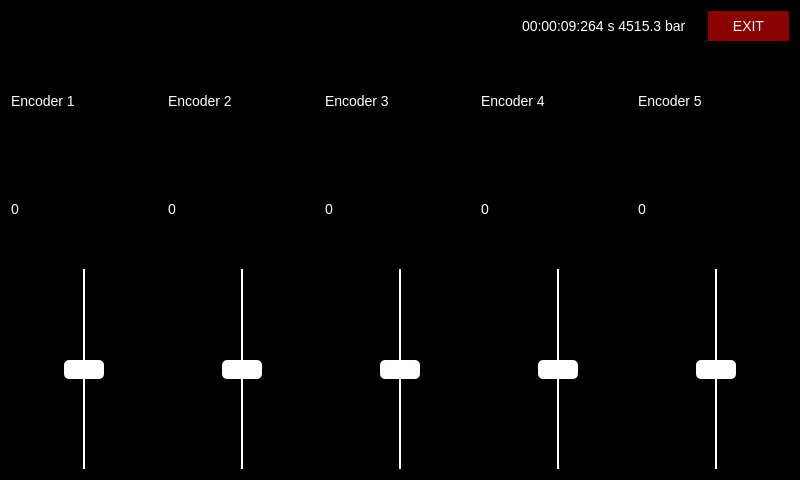
This is src/ui/mainwindow.ui in MrFrangipane/frangitron-raspberry as Qt 5 draws it before an edit. The edited form follows.
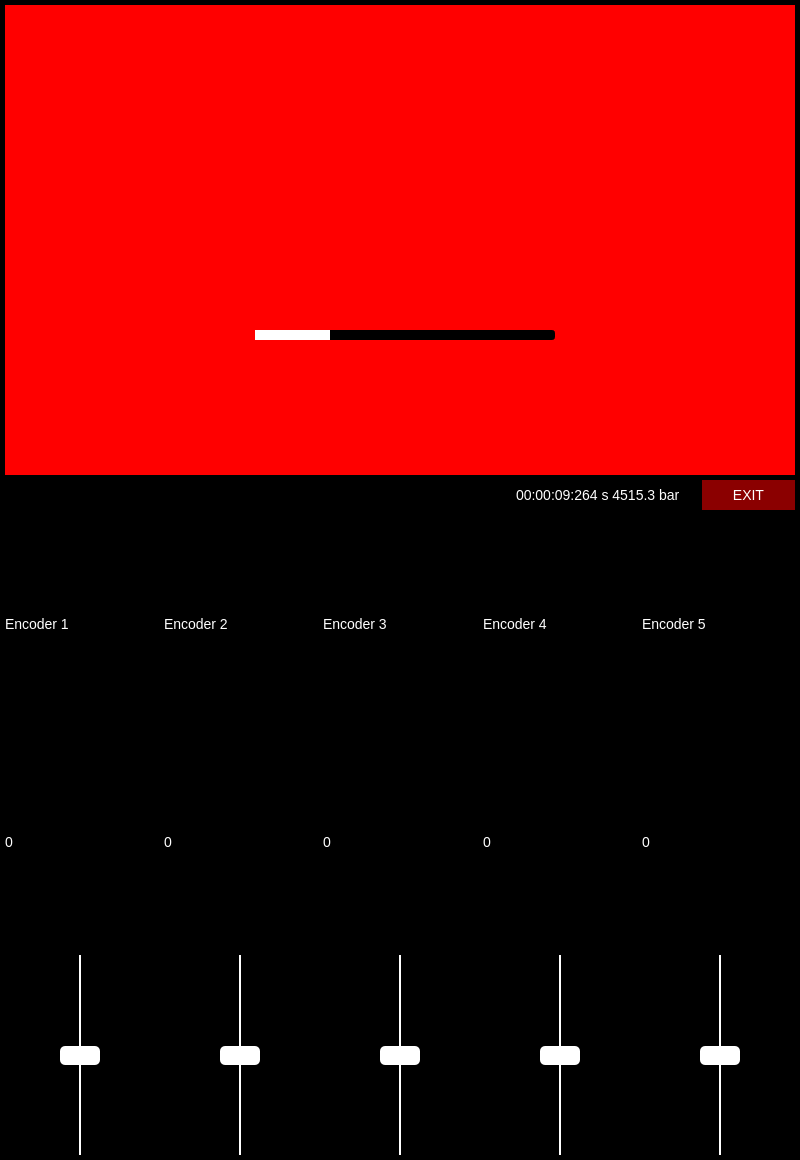
This is the edited form. Icons and pictures are not drawn. Custom widgets are drawn as their Qt base class.

Commit message: test loading screen alignment

Patch:
```diff
--- a/src/ui/mainwindow.ui
+++ b/src/ui/mainwindow.ui
@@ -7,7 +7,7 @@
     <x>0</x>
     <y>0</y>
     <width>800</width>
-    <height>480</height>
+    <height>1160</height>
    </rect>
   </property>
   <property name="windowTitle">
@@ -84,74 +84,91 @@
   <property name="background" stdset="0">
    <bool>true</bool>
   </property>
-  <layout class="QGridLayout" name="gridLayout" rowstretch="50,0,0,0" columnstretch="10,0,0,0">
-   <item row="1" column="0" colspan="4">
-    <layout class="QHBoxLayout" name="layoutInfos" stretch="0,0,0">
-     <item>
-      <widget class="SequencerWidget" name="sequencer" native="true">
-       <property name="sizePolicy">
-        <sizepolicy hsizetype="Preferred" vsizetype="Preferred">
-         <horstretch>0</horstretch>
-         <verstretch>0</verstretch>
-        </sizepolicy>
-       </property>
-       <property name="minimumSize">
-        <size>
-         <width>505</width>
-         <height>0</height>
-        </size>
-       </property>
-      </widget>
-     </item>
-     <item>
-      <widget class="QLabel" name="labelTime">
-       <property name="sizePolicy">
-        <sizepolicy hsizetype="Preferred" vsizetype="Preferred">
-         <horstretch>0</horstretch>
-         <verstretch>0</verstretch>
-        </sizepolicy>
-       </property>
+  <layout class="QGridLayout" name="gridLayout" rowstretch="50,0,0,0,0,0" columnstretch="10">
+   <property name="leftMargin">
+    <number>5</number>
+   </property>
+   <property name="topMargin">
+    <number>5</number>
+   </property>
+   <property name="rightMargin">
+    <number>5</number>
+   </property>
+   <property name="bottomMargin">
+    <number>5</number>
+   </property>
+   <property name="spacing">
+    <number>5</number>
+   </property>
+   <item row="0" column="0">
+    <widget class="QWidget" name="loading" native="true">
        <property name="minimumSize">
         <size>
-         <width>180</width>
-         <height>0</height>
-        </size>
+       <width>790</width>
+       <height>470</height>
+      </size>
+     </property>
+     <widget class="QLabel" name="labelLogo">
+      <property name="geometry">
+       <rect>
+        <x>-5</x>
+        <y>-5</y>
+        <width>800</width>
+        <height>480</height>
+       </rect>
+      </property>
+      <property name="styleSheet">
+       <string notr="true">background: red;</string>
        </property>
        <property name="text">
-        <string>00:00:09:264 s 4515.3 bar</string>
+       <string/>
+      </property>
+      <property name="pixmap">
+       <pixmap resource="../images.qrc">:/images/splash.png</pixmap>
+      </property>
+      <property name="scaledContents">
+       <bool>false</bool>
        </property>
        <property name="alignment">
-        <set>Qt::AlignLeading|Qt::AlignLeft|Qt::AlignVCenter</set>
-       </property>
-      </widget>
-     </item>
-     <item>
-      <widget class="QPushButton" name="exit">
-       <property name="sizePolicy">
-        <sizepolicy hsizetype="Preferred" vsizetype="Fixed">
-         <horstretch>0</horstretch>
-         <verstretch>0</verstretch>
-        </sizepolicy>
+       <set>Qt::AlignCenter</set>
+      </property>
+     </widget>
+     <widget class="QProgressBar" name="progress">
+      <property name="geometry">
+       <rect>
+        <x>250</x>
+        <y>325</y>
+        <width>300</width>
+        <height>10</height>
+       </rect>
        </property>
        <property name="minimumSize">
         <size>
          <width>0</width>
-         <height>30</height>
+        <height>0</height>
         </size>
        </property>
        <property name="styleSheet">
-        <string notr="true">background-color: darkred;
-border: 0px;</string>
-       </property>
-       <property name="text">
-        <string>EXIT</string>
-       </property>
-      </widget>
-     </item>
-    </layout>
-   </item>
-   <item row="3" column="0" colspan="4">
-    <widget class="QWidget" name="widgetDevMode" native="true">
+       <string notr="true">QProgressBar::chunk {
+    background-color: white;
+    width: 1px;
+    margin: 0px;
+}</string>
+      </property>
+      <property name="value">
+       <number>25</number>
+      </property>
+      <property name="alignment">
+       <set>Qt::AlignCenter</set>
+      </property>
+      <property name="format">
+       <string/>
+      </property>
+     </widget>
+    </widget>
+   </item>
+   <item row="5" column="0">
+    <widget class="QWidget" name="devMode" native="true">
      <property name="sizePolicy">
       <sizepolicy hsizetype="Preferred" vsizetype="Fixed">
        <horstretch>0</horstretch>
@@ -272,7 +289,112 @@
      </layout>
     </widget>
    </item>
-   <item row="2" column="0" colspan="4">
+   <item row="2" column="0">
+    <widget class="QWidget" name="patch" native="true">
+     <property name="minimumSize">
+      <size>
+       <width>790</width>
+       <height>470</height>
+      </size>
+     </property>
+     <property name="autoFillBackground">
+      <bool>false</bool>
+     </property>
+     <property name="styleSheet">
+      <string notr="true"/>
+     </property>
+     <layout class="QVBoxLayout" name="verticalLayout" stretch="100,0,0">
+      <property name="spacing">
+       <number>5</number>
+      </property>
+      <property name="leftMargin">
+       <number>0</number>
+      </property>
+      <property name="topMargin">
+       <number>0</number>
+      </property>
+      <property name="rightMargin">
+       <number>0</number>
+      </property>
+      <property name="bottomMargin">
+       <number>0</number>
+      </property>
+      <item>
+       <layout class="QGridLayout" name="layoutPatch">
+        <property name="topMargin">
+         <number>0</number>
+        </property>
+        <property name="spacing">
+         <number>5</number>
+        </property>
+       </layout>
+      </item>
+      <item>
+       <layout class="QHBoxLayout" name="layoutInfos" stretch="0,0,0">
+        <item>
+         <widget class="SequencerWidget" name="sequencer" native="true">
+          <property name="sizePolicy">
+           <sizepolicy hsizetype="Preferred" vsizetype="Preferred">
+            <horstretch>0</horstretch>
+            <verstretch>0</verstretch>
+           </sizepolicy>
+          </property>
+          <property name="minimumSize">
+           <size>
+            <width>505</width>
+            <height>0</height>
+           </size>
+          </property>
+         </widget>
+        </item>
+        <item>
+         <widget class="QLabel" name="labelTime">
+          <property name="sizePolicy">
+           <sizepolicy hsizetype="Preferred" vsizetype="Preferred">
+            <horstretch>0</horstretch>
+            <verstretch>0</verstretch>
+           </sizepolicy>
+          </property>
+          <property name="minimumSize">
+           <size>
+            <width>180</width>
+            <height>0</height>
+           </size>
+          </property>
+          <property name="text">
+           <string>00:00:09:264 s 4515.3 bar</string>
+          </property>
+          <property name="alignment">
+           <set>Qt::AlignLeading|Qt::AlignLeft|Qt::AlignVCenter</set>
+          </property>
+         </widget>
+        </item>
+        <item>
+         <widget class="QPushButton" name="exit">
+          <property name="sizePolicy">
+           <sizepolicy hsizetype="Preferred" vsizetype="Fixed">
+            <horstretch>0</horstretch>
+            <verstretch>0</verstretch>
+           </sizepolicy>
+          </property>
+          <property name="minimumSize">
+           <size>
+            <width>0</width>
+            <height>30</height>
+           </size>
+          </property>
+          <property name="styleSheet">
+           <string notr="true">background-color: darkred;
+border: 0px;</string>
+          </property>
+          <property name="text">
+           <string>EXIT</string>
+          </property>
+         </widget>
+        </item>
+       </layout>
+      </item>
+      <item>
     <layout class="QGridLayout" name="layoutEncoders">
      <property name="rightMargin">
       <number>0</number>
@@ -382,12 +504,8 @@
      </item>
     </layout>
    </item>
-   <item row="0" column="0" colspan="4">
-    <layout class="QGridLayout" name="layoutPatch">
-     <property name="topMargin">
-      <number>0</number>
-     </property>
-    </layout>
+     </layout>
+    </widget>
    </item>
   </layout>
  </widget>
```
Left out of the diff: 8 changed lines with no effect on the pictures. Lines whose indentation alone changed are shown as unchanged. The commit also changes 1 other file.
